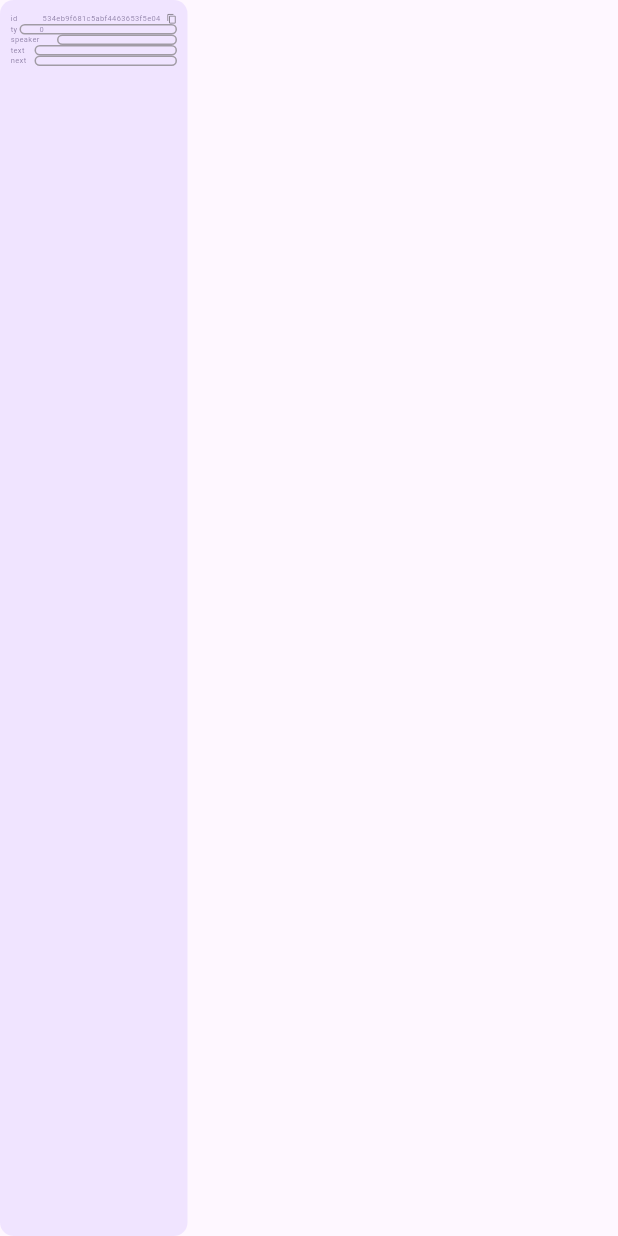
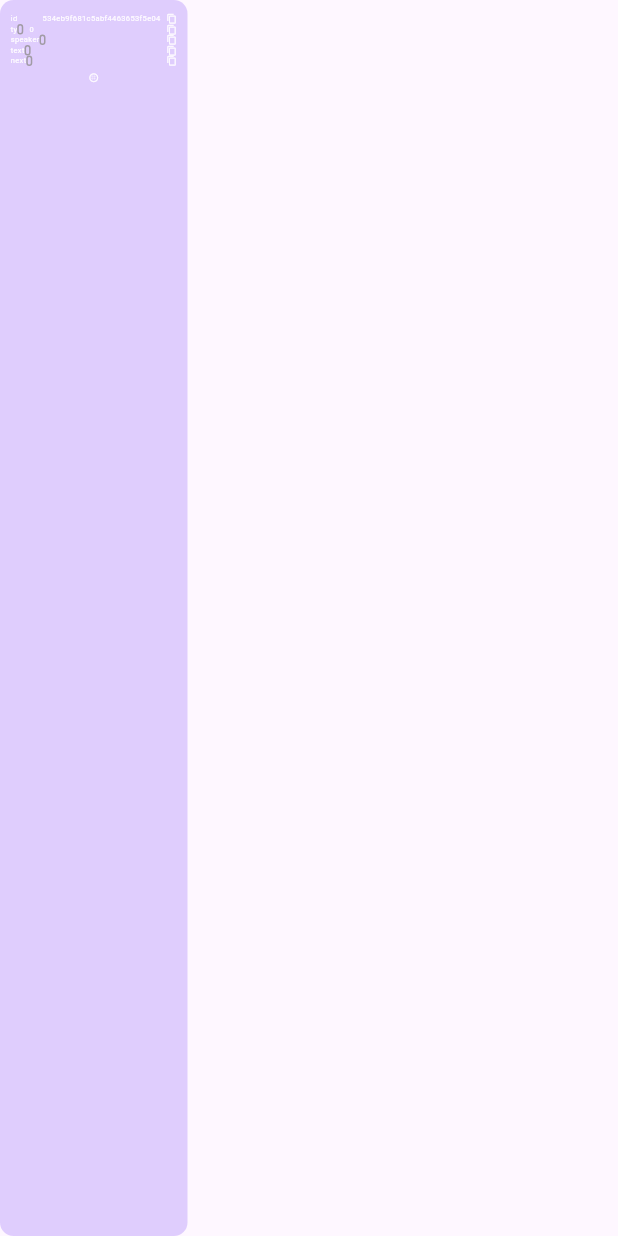
Before and after one commit to Khmhmm/dialogue-scheme.github.io, a Flutter app: the DataBlock widget shown alone on an empty page, opened directly with empty values, on a phone screen of 412 x 824 dp. Run offline on Flutter 3.47's test engine with Material 3 defaults, Android fonts, the light colour scheme and no system bars.

Commit message:
feat: added color tags, improved text, button on bot bar, datablock appears on screen

```diff
--- a/source/dialogue_scheme/lib/block.dart
+++ b/source/dialogue_scheme/lib/block.dart
@@ -3,14 +3,14 @@ import 'package:flutter/services.dart';
 import 'dart:convert';
 import 'package:crypto/crypto.dart';
 
+enum ColorTag { theme, red, yellow, green, blue, pink }
+
 class DataBlock extends StatefulWidget {
-  DataBlock({required this.x, required this.y, required this.i, this.allIds=const [], this.zoom=1.0});
+  DataBlock({required this.x, required this.y, required this.i});
 
   double x;
   double y;
   int i;
-  double zoom;
-  List<String> allIds;
 
   // values
   String id = "";
@@ -19,8 +19,8 @@ class DataBlock extends StatefulWidget {
   String text = "";
   String next = "";
 
-  void setZoom(double zoom) { this.zoom = zoom; }
-  void setIds(List<String> allIds) { this.allIds = allIds; if (!this.allIds.contains("")) { this.allIds.insert(0, ""); } }
+  // appearance
+  ColorTag colorTag = ColorTag.theme;
 
   @override
   State<DataBlock> createState() => _DataBlockState();
@@ -59,6 +59,72 @@ class _DataBlockState extends State<DataBlock> {
     return md5.convert(utf8.encode(DateTime.now().toIso8601String())).toString();
   }
 
+  Color getColor(BuildContext context) {
+    switch (widget.colorTag) {
+      case ColorTag.theme:
+        return Theme.of(context).colorScheme.inversePrimary;
+        break;
+      case ColorTag.red:
+        return Color(0xffE4717A);
+        break;
+      case ColorTag.yellow:
+        return Color(0xffEFA94A);
+        break;
+      case ColorTag.green:
+        return Color(0xffBEBD7F);
+        break;
+      case ColorTag.blue:
+        return Color(0xff9ACEEB);
+        break;
+      case ColorTag.pink:
+        return Color(0xffD8BFD8);
+        break;
+      default:
+        return Theme.of(context).colorScheme.inversePrimary;
+        break;
+    }
+  }
+
+  void reselectColor(BuildContext context) {
+    switch (widget.colorTag) {
+      case ColorTag.theme:
+        setState(() {
+          widget.colorTag = ColorTag.red;
+        });
+        break;
+      case ColorTag.red:
+        setState(() {
+          widget.colorTag = ColorTag.yellow;
+        });
+        break;
+      case ColorTag.yellow:
+        setState(() {
+          widget.colorTag = ColorTag.green;
+        });
+        break;
+      case ColorTag.green:
+        setState(() {
+          widget.colorTag = ColorTag.blue;
+        });
+        break;
+      case ColorTag.blue:
+        setState(() {
+          widget.colorTag = ColorTag.pink;
+        });
+        break;
+      case ColorTag.pink:
+        setState(() {
+          widget.colorTag = ColorTag.theme;
+        });
+        break;
+      default:
+        setState(() {
+          widget.colorTag = ColorTag.green;
+        });
+        break;
+    }
+  }
+
   @override
   Widget build(BuildContext context) {
     if (widget.id == "") {
@@ -67,8 +133,8 @@ class _DataBlockState extends State<DataBlock> {
       });
     }
 
-    clr = Theme.of(context).colorScheme.onPrimaryContainer;
-    stl = TextStyle(fontSize: 5, color: clr);
+    clr = getColor(context);
+    stl = TextStyle(fontSize: 5, color: Colors.white);
 
     return Positioned(
       left: widget.x,
@@ -85,7 +151,8 @@ class _DataBlockState extends State<DataBlock> {
             alignment: Alignment.centerLeft,
             decoration: BoxDecoration(
               borderRadius: BorderRadius.circular(9),
-              color: Theme.of(context).colorScheme.primaryContainer,
+              // color: Theme.of(context).colorScheme.primaryContainer,
+              color: clr,
             ),
             child: Column(
               children: [
@@ -95,6 +162,15 @@ class _DataBlockState extends State<DataBlock> {
                 buildPropertyRow("text", _textTextCtrl, MediaQuery.of(context).textScaleFactor),
                 buildPropertyRow("next", _nextTextCtrl, MediaQuery.of(context).textScaleFactor),
                 // buildDropIdRow("next", widget.allIds),
+                SizedBox(height: 4),
+                GestureDetector(
+                  onTap: () => reselectColor(context),
+                  child: Icon(
+                    Icons.blur_circular,
+                    color: Colors.white,
+                    size: 7,
+                  ),
+                ),
               ],
             ),
           ),
@@ -115,12 +191,11 @@ class _DataBlockState extends State<DataBlock> {
   Widget buildPropertyRow(String fieldName, TextEditingController textCtrl, double factor) {
     return SizedBox(
       width: 125 - 14,
-      height: 7 * factor,
+      // height: 7 * factor,
       child: Row(children: [
         Align(alignment: Alignment.centerLeft, child: Text(fieldName, style: stl, textAlign: TextAlign.left),),
-        Spacer(),
         Align(alignment: Alignment.centerLeft, child: SizedBox(
-            width: 125 - 10 - fieldName.length * 5 * factor,
+            width: 4,
             height: 7 * factor,
             child: TextField(
               controller: textCtrl,
@@ -134,6 +209,20 @@ class _DataBlockState extends State<DataBlock> {
               textAlignVertical: TextAlignVertical(y: 0.6),
               style: stl,
             ),
+          ),
+        ),
+        SizedBox(width: 4),
+        Align(
+          alignment: Alignment.centerLeft,
+          child: SizedBox(width: 70, child: Text(textCtrl.value.text, style: stl, textAlign: TextAlign.left, overflow: TextOverflow.clip)),
+        ),
+        Spacer(),
+        GestureDetector(
+          onTap: () => Clipboard.setData(ClipboardData(text: textCtrl.value.text)).then((_){}),
+          child: Icon(
+            Icons.content_copy,
+            size: 7,
+            color: Colors.white,
           ),
         ),
       ]),
@@ -151,6 +240,7 @@ class _DataBlockState extends State<DataBlock> {
         child: Icon(
           Icons.content_copy,
           size: 7,
+          color: Colors.white,
         ),
       ),
     ]);
```
Also changed, not shown: source/dialogue_scheme/lib/grid.dart (+15 -18 lines), source/dialogue_scheme/lib/jsonifier.dart (+8 -2 lines), source/dialogue_scheme/lib/main.dart (+4 -12 lines).
